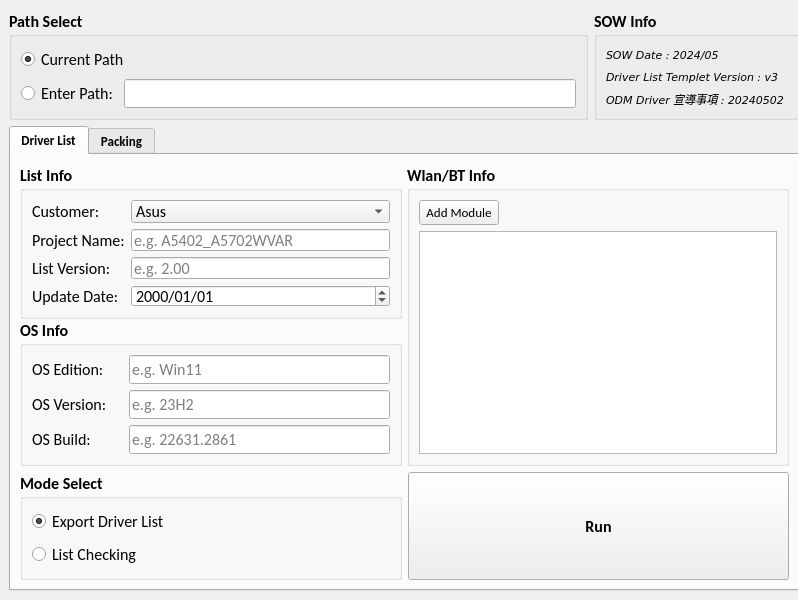
Old version of the form ui/GUI_.ui in the repository ToroSU/DL_Creator.
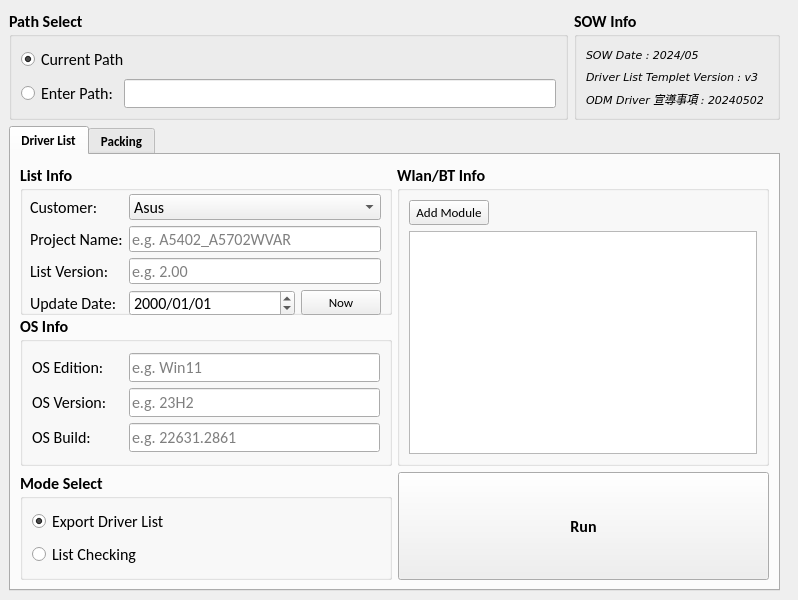
New version of the form.

Commit message: Feat: modify the update date method to dateedit widget, and add a button for set to current date

Diff of the .ui file:
```diff
--- a/ui/GUI_.ui
+++ b/ui/GUI_.ui
@@ -18,7 +18,7 @@
     <rect>
      <x>9</x>
      <y>10</y>
-     <width>791</width>
+     <width>771</width>
      <height>581</height>
     </rect>
    </property>
@@ -213,8 +213,15 @@
                 <property name="title">
                  <string>List Info</string>
                 </property>
-                <layout class="QGridLayout" name="gridLayout_10">
-                 <item row="0" column="0">
+                <widget class="QWidget" name="">
+                 <property name="geometry">
+                  <rect>
+                   <x>10</x>
+                   <y>30</y>
+                   <width>351</width>
+                   <height>122</height>
+                  </rect>
+                 </property>
                   <layout class="QGridLayout" name="gridLayout_9">
                    <item row="0" column="0">
                     <widget class="QLabel" name="label_6">
@@ -337,7 +344,15 @@
                     </widget>
                    </item>
                    <item row="3" column="1">
+                   <layout class="QHBoxLayout" name="horizontalLayout_3">
+                    <item>
                     <widget class="QDateEdit" name="dateEdit_updateDate">
+                      <property name="sizePolicy">
+                       <sizepolicy hsizetype="Minimum" vsizetype="Fixed">
+                        <horstretch>0</horstretch>
+                        <verstretch>0</verstretch>
+                       </sizepolicy>
+                      </property>
                      <property name="font">
                       <font>
                        <weight>50</weight>
@@ -349,9 +364,30 @@
                      </property>
                     </widget>
                    </item>
+                    <item>
+                     <widget class="QPushButton" name="pushButton_updateToCurrentDate">
+                      <property name="sizePolicy">
+                       <sizepolicy hsizetype="Fixed" vsizetype="Fixed">
+                        <horstretch>0</horstretch>
+                        <verstretch>0</verstretch>
+                       </sizepolicy>
+                      </property>
+                      <property name="font">
+                       <font>
+                        <pointsize>10</pointsize>
+                        <weight>50</weight>
+                        <bold>false</bold>
+                       </font>
+                      </property>
+                      <property name="text">
+                       <string>Now</string>
+                      </property>
+                     </widget>
+                    </item>
                   </layout>
                  </item>
                 </layout>
+                </widget>
                </widget>
               </item>
               <item row="1" column="0">
```
Lines whose indentation alone changed are shown as unchanged. The commit also changes 3 other files.
